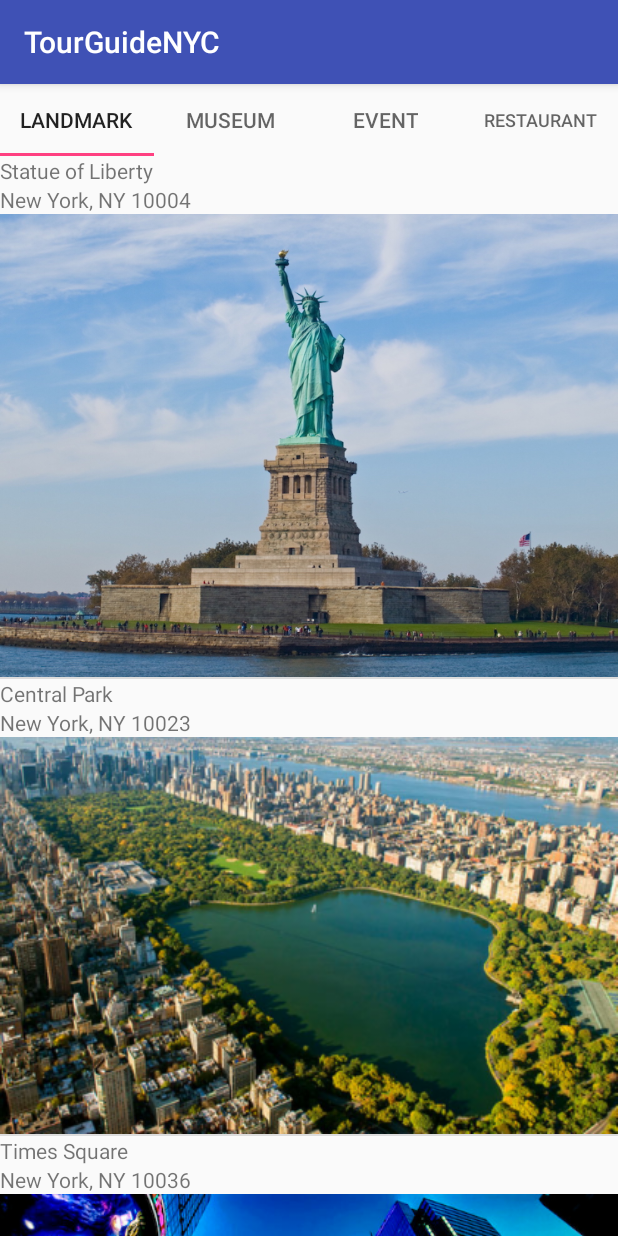
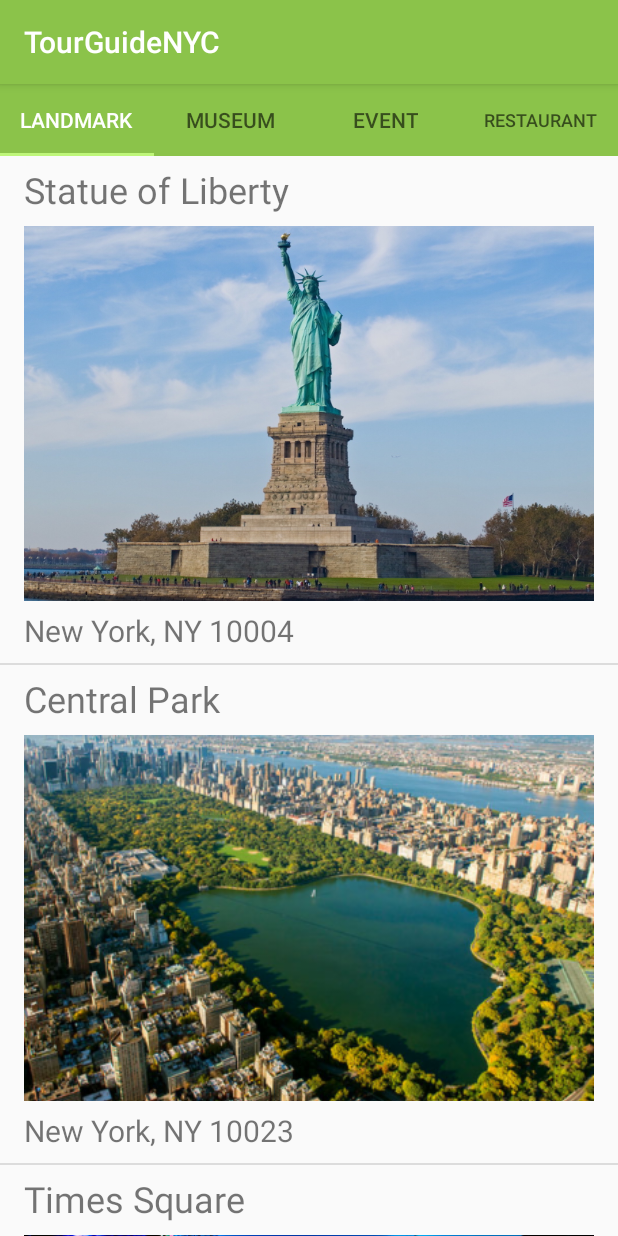
Before and after one commit to arrickx/TourGuideNYC, an Android app: the screen it shows after launch (MainActivity), on a phone screen of 412 x 824 dp. Run offline under Robolectric (Android 15) with nearby library versions, the phone set to English and light mode, and no system bars; our stand-ins replace ButterKnife.

Commit message:
1. Update the moma image 2. final touch up for the style

```diff
--- a/app/src/main/res/layout/activity_main.xml
+++ b/app/src/main/res/layout/activity_main.xml
@@ -1,19 +1,15 @@
 <?xml version="1.0" encoding="utf-8"?>
 <LinearLayout xmlns:android="http://schemas.android.com/apk/res/android"
     xmlns:tools="http://schemas.android.com/tools"
-    android:layout_width="match_parent"
-    android:layout_height="match_parent"
-    android:orientation="vertical"
+    style="@style/WholeLayout"
     tools:context="com.example.android.tourguidenyc.MainActivity">
 
     <android.support.design.widget.TabLayout
         android:id="@+id/tabs"
-        android:layout_width="match_parent"
-        android:layout_height="wrap_content" />
+        style="@style/CategoryTab" />
 
     <android.support.v4.view.ViewPager
         android:id="@+id/viewpager"
-        android:layout_width="match_parent"
-        android:layout_height="match_parent" />
+        style="@style/ViewPager"/>
 
 </LinearLayout>
--- a/app/src/main/res/layout/attraction_list.xml
+++ b/app/src/main/res/layout/attraction_list.xml
@@ -1,6 +1,4 @@
 <?xml version="1.0" encoding="utf-8"?>
 <ListView xmlns:android="http://schemas.android.com/apk/res/android"
     android:id="@+id/list"
-    android:orientation="vertical"
-    android:layout_width="match_parent"
-    android:layout_height="match_parent" />
+    style="@style/WholeLayout" />
--- a/app/src/main/res/layout/list_item.xml
+++ b/app/src/main/res/layout/list_item.xml
@@ -1,26 +1,17 @@
 <?xml version="1.0" encoding="utf-8"?>
 <LinearLayout xmlns:android="http://schemas.android.com/apk/res/android"
-    android:layout_width="match_parent"
-    android:layout_height="match_parent"
-    android:orientation="vertical">
+    style="@style/ActivityMain">
 
     <TextView
         android:id="@+id/attraction_name"
-        android:layout_width="match_parent"
-        android:layout_height="wrap_content"
-        android:text="@string/test_name" />
+        style="@style/Name" />
+
+    <ImageView
+        android:id="@+id/attraction_img"
+        style="@style/Image" />
 
     <TextView
         android:id="@+id/attraction_location"
-        android:layout_width="match_parent"
-        android:layout_height="wrap_content"
-        android:text="@string/test_location" />
-
-    <ImageView
-        android:id="@+id/attraction_img"
-        android:layout_width="fill_parent"
-        android:layout_height="wrap_content"
-        android:adjustViewBounds="true"
-        android:scaleType="fitCenter" />
+        style="@style/Location" />
 
 </LinearLayout>
--- a/app/src/main/res/values/colors.xml
+++ b/app/src/main/res/values/colors.xml
@@ -1,6 +1,6 @@
 <?xml version="1.0" encoding="utf-8"?>
 <resources>
-    <color name="colorPrimary">#3F51B5</color>
-    <color name="colorPrimaryDark">#303F9F</color>
-    <color name="colorAccent">#FF4081</color>
+    <color name="colorPrimary">#8bc34a</color>
+    <color name="colorPrimaryDark">#5a9216</color>
+    <color name="colorAccent">#bef67a</color>
 </resources>
--- a/app/src/main/res/values/styles.xml
+++ b/app/src/main/res/values/styles.xml
@@ -2,16 +2,69 @@
 
     <!-- Base application theme. -->
     <style name="AppTheme" parent="Theme.AppCompat.Light.DarkActionBar">
-        <!-- Customize your theme here. -->
         <item name="colorPrimary">@color/colorPrimary</item>
         <item name="colorPrimaryDark">@color/colorPrimaryDark</item>
         <item name="colorAccent">@color/colorAccent</item>
     </style>
 
-    <style name="FourActivities">
+    <!-- CategoryTab theme. -->
+    <style name="CategoryTab" parent="Widget.Design.TabLayout">
+        <item name="tabBackground">@color/colorPrimary</item>
+        <item name="tabSelectedTextColor">@android:color/white</item>
+        <item name="android:layout_width">match_parent</item>
         <item name="android:layout_height">wrap_content</item>
+    </style>
+
+    <!-- whole linearLayout theme. -->
+    <style name="WholeLayout">
         <item name="android:layout_width">match_parent</item>
-        <item name="android:padding">8dp</item>
+        <item name="android:layout_height">match_parent</item>
+        <item name="android:orientation">vertical</item>
+    </style>
+
+    <!-- ViewPager theme. -->
+    <style name="ViewPager">
+        <item name="android:layout_width">match_parent</item>
+        <item name="android:layout_height">match_parent</item>
+    </style>
+
+    <!-- Attraction name theme. -->
+    <style name="Name">
+        <item name="android:layout_width">match_parent</item>
+        <item name="android:layout_height">wrap_content</item>
+        <item name="android:textSize">24sp</item>
+        <item name="android:paddingTop">6dp</item>
+        <item name="android:paddingBottom">8dp</item>
+        <item name="android:text">@string/test_name</item>
+    </style>
+
+    <!-- Attraction location theme. -->
+    <style name="Location">
+        <item name="android:layout_width">match_parent</item>
+        <item name="android:layout_height">wrap_content</item>
+        <item name="android:textSize">20sp</item>
+        <item name="android:paddingTop">6dp</item>
+        <item name="android:paddingBottom">8dp</item>
+        <item name="android:text">@string/test_location</item>
+    </style>
+
+    <!-- Attraction Image theme. -->
+    <style name="Image">
+        <item name="android:layout_width">fill_parent</item>
+        <item name="android:layout_height">wrap_content</item>
+        <item name="android:src">@mipmap/ic_launcher</item>
+        <item name="android:maxHeight">250dp</item>
+        <item name="android:scaleType">centerCrop</item>
+        <item name="android:adjustViewBounds">true</item>
+    </style>
+
+    <!-- activity_main theme. -->
+    <style name="ActivityMain">
+        <item name="android:layout_width">match_parent</item>
+        <item name="android:layout_height">match_parent</item>
+        <item name="android:orientation">vertical</item>
+        <item name="android:paddingLeft">16dp</item>
+        <item name="android:paddingRight">16dp</item>
     </style>
 
 </resources>
```
Also changed, not shown: app/src/main/res/drawable-hdpi/moma.png, app/src/main/res/drawable-mdpi/moma.png, app/src/main/res/drawable-xhdpi/moma.png, 2 other files.
